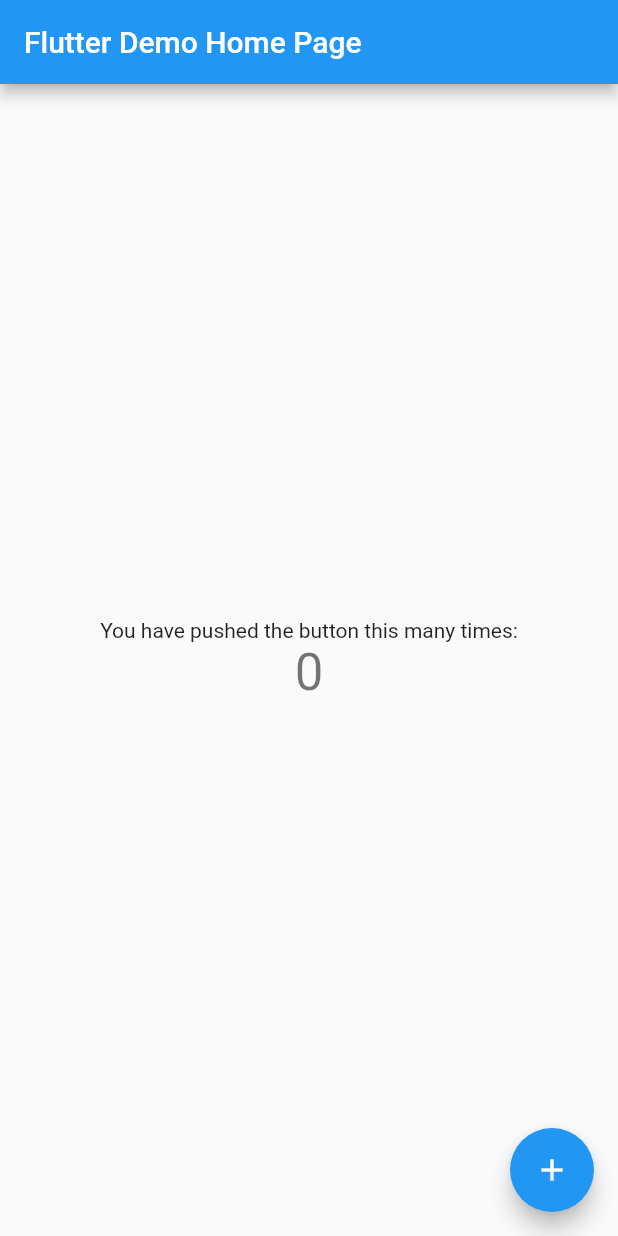
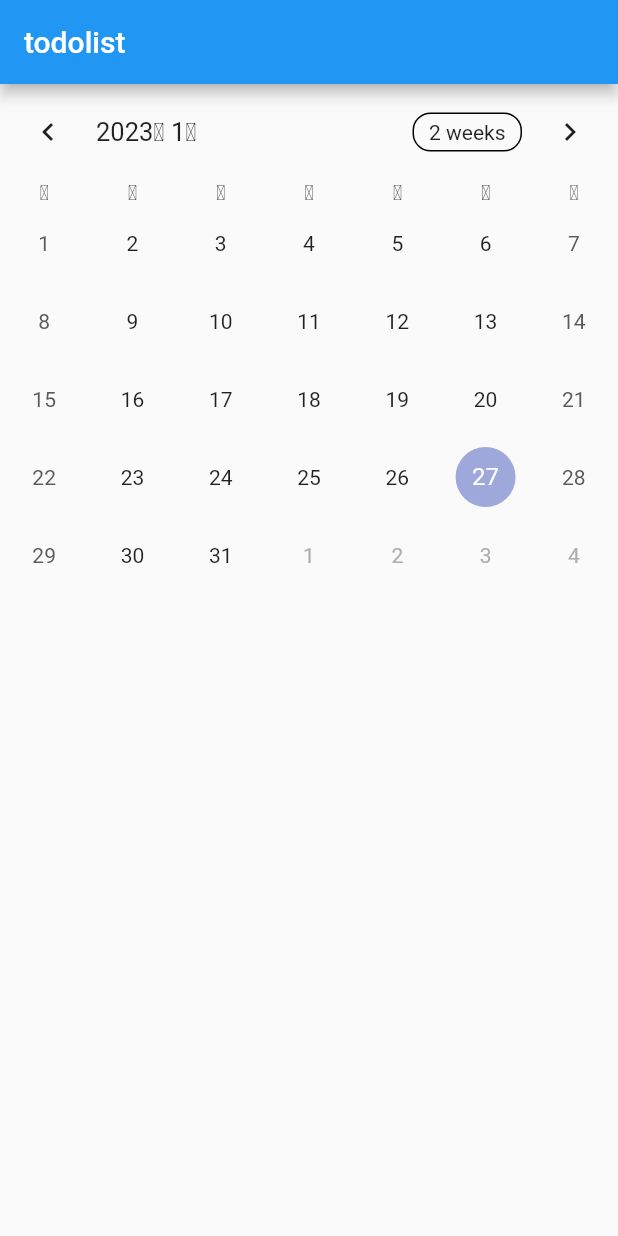
Before and after one commit to Uheeking/flutter_todo, a Flutter app: the screen it shows after launch, on a phone screen of 412 x 824 dp. Run offline on Flutter 3.47's test engine with Material 2 defaults, Android fonts, the phone set to English and light mode, and no system bars; drawn by our look-alikes of table_calendar.

Commit message:
add calendar

```diff
--- /dev/null
+++ b/lib/calendar.dart
@@ -0,0 +1,31 @@
+import 'package:flutter/src/widgets/container.dart';
+import 'package:flutter/src/widgets/framework.dart';
+import 'package:table_calendar/table_calendar.dart';
+
+class Calendar extends StatefulWidget {
+  const Calendar({super.key});
+
+  @override
+  State<Calendar> createState() => _CalendarState();
+}
+
+class _CalendarState extends State<Calendar> {
+  var _calendarFormat = CalendarFormat.month;
+
+  @override
+  Widget build(BuildContext context) {
+    return TableCalendar(
+      locale: 'ko_KR',
+      focusedDay: DateTime.now(),
+      firstDay: DateTime(2022, 1, 1),
+      lastDay: DateTime(2023, 12, 31),
+      calendarFormat: _calendarFormat,
+      onFormatChanged: (format) {
+        print(format);
+        setState(() {
+          _calendarFormat = format;
+        });
+      },
+    );
+  }
+}
--- a/lib/main.dart
+++ b/lib/main.dart
@@ -1,115 +1,19 @@
 import 'package:flutter/material.dart';
+import 'package:todo/todo.dart';
+import 'package:intl/date_symbol_data_local.dart';
 
-void main() {
-  runApp(const MyApp());
+void main() async {
+  await initializeDateFormatting();
+  runApp(MyApp());
 }
 
 class MyApp extends StatelessWidget {
-  const MyApp({super.key});
-
-  // This widget is the root of your application.
   @override
   Widget build(BuildContext context) {
     return MaterialApp(
-      title: 'Flutter Demo',
-      theme: ThemeData(
-        // This is the theme of your application.
-        //
-        // Try running your application with "flutter run". You'll see the
-        // application has a blue toolbar. Then, without quitting the app, try
-        // changing the primarySwatch below to Colors.green and then invoke
-        // "hot reload" (press "r" in the console where you ran "flutter run",
-        // or simply save your changes to "hot reload" in a Flutter IDE).
-        // Notice that the counter didn't reset back to zero; the application
-        // is not restarted.
-        primarySwatch: Colors.blue,
-      ),
-      home: const MyHomePage(title: 'Flutter Demo Home Page'),
+      title: 'todoApp',
+      theme: ThemeData(primarySwatch: Colors.blue),
+      home: Todo(),
     );
   }
 }
-
-class MyHomePage extends StatefulWidget {
-  const MyHomePage({super.key, required this.title});
-
-  // This widget is the home page of your application. It is stateful, meaning
-  // that it has a State object (defined below) that contains fields that affect
-  // how it looks.
-
-  // This class is the configuration for the state. It holds the values (in this
-  // case the title) provided by the parent (in this case the App widget) and
-  // used by the build method of the State. Fields in a Widget subclass are
-  // always marked "final".
-
-  final String title;
-
-  @override
-  State<MyHomePage> createState() => _MyHomePageState();
-}
-
-class _MyHomePageState extends State<MyHomePage> {
-  int _counter = 0;
-
-  void _incrementCounter() {
-    setState(() {
-      // This call to setState tells the Flutter framework that something has
-      // changed in this State, which causes it to rerun the build method below
-      // so that the display can reflect the updated values. If we changed
-      // _counter without calling setState(), then the build method would not be
-      // called again, and so nothing would appear to happen.
-      _counter++;
-    });
-  }
-
-  @override
-  Widget build(BuildContext context) {
-    // This method is rerun every time setState is called, for instance as done
-    // by the _incrementCounter method above.
-    //
-    // The Flutter framework has been optimized to make rerunning build methods
-    // fast, so that you can just rebuild anything that needs updating rather
-    // than having to individually change instances of widgets.
-    return Scaffold(
-      appBar: AppBar(
-        // Here we take the value from the MyHomePage object that was created by
-        // the App.build method, and use it to set our appbar title.
-        title: Text(widget.title),
-      ),
-      body: Center(
-        // Center is a layout widget. It takes a single child and positions it
-        // in the middle of the parent.
-        child: Column(
-          // Column is also a layout widget. It takes a list of children and
-          // arranges them vertically. By default, it sizes itself to fit its
-          // children horizontally, and tries to be as tall as its parent.
-          //
-          // Invoke "debug painting" (press "p" in the console, choose the
-          // "Toggle Debug Paint" action from the Flutter Inspector in Android
-          // Studio, or the "Toggle Debug Paint" command in Visual Studio Code)
-          // to see the wireframe for each widget.
-          //
-          // Column has various properties to control how it sizes itself and
-          // how it positions its children. Here we use mainAxisAlignment to
-          // center the children vertically; the main axis here is the vertical
-          // axis because Columns are vertical (the cross axis would be
-          // horizontal).
-          mainAxisAlignment: MainAxisAlignment.center,
-          children: <Widget>[
-            const Text(
-              'You have pushed the button this many times:',
-            ),
-            Text(
-              '$_counter',
-              style: Theme.of(context).textTheme.headline4,
-            ),
-          ],
-        ),
-      ),
-      floatingActionButton: FloatingActionButton(
-        onPressed: _incrementCounter,
-        tooltip: 'Increment',
-        child: const Icon(Icons.add),
-      ), // This trailing comma makes auto-formatting nicer for build methods.
-    );
-  }
-}
--- /dev/null
+++ b/lib/todo.dart
@@ -0,0 +1,21 @@
+import 'package:flutter/material.dart';
+import 'package:flutter/src/widgets/container.dart';
+import 'package:flutter/src/widgets/framework.dart';
+import 'package:todo/calendar.dart';
+
+class Todo extends StatefulWidget {
+  const Todo({super.key});
+
+  @override
+  State<Todo> createState() => _TodoState();
+}
+
+class _TodoState extends State<Todo> {
+  @override
+  Widget build(BuildContext context) {
+    return Scaffold(
+      appBar: AppBar(title: Text('todolist')),
+      body: Calendar(),
+    );
+  }
+}
--- a/pubspec.yaml
+++ b/pubspec.yaml
@@ -47,6 +47,7 @@ dev_dependencies:
   # package. See that file for information about deactivating specific lint
   # rules and activating additional ones.
   flutter_lints: ^2.0.0
+  table_calendar: ^3.0.9
 
 # For information on the generic Dart part of this file, see the
 # following page: https://dart.dev/tools/pub/pubspec
```
Also changed, not shown: pubspec.lock.
